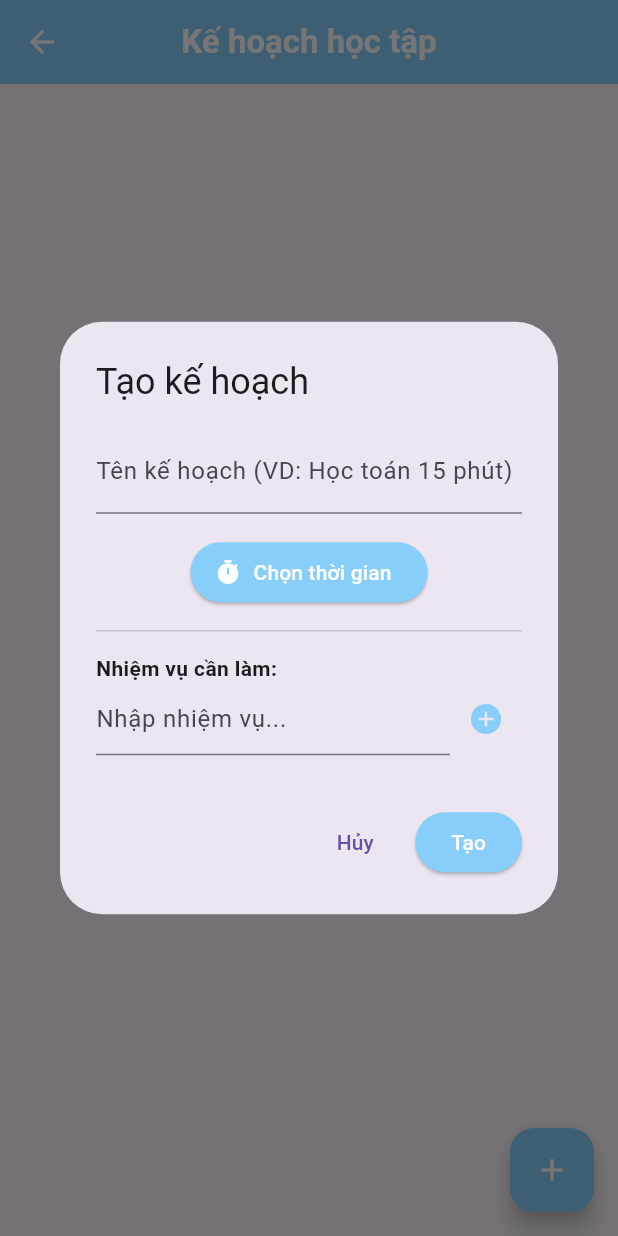
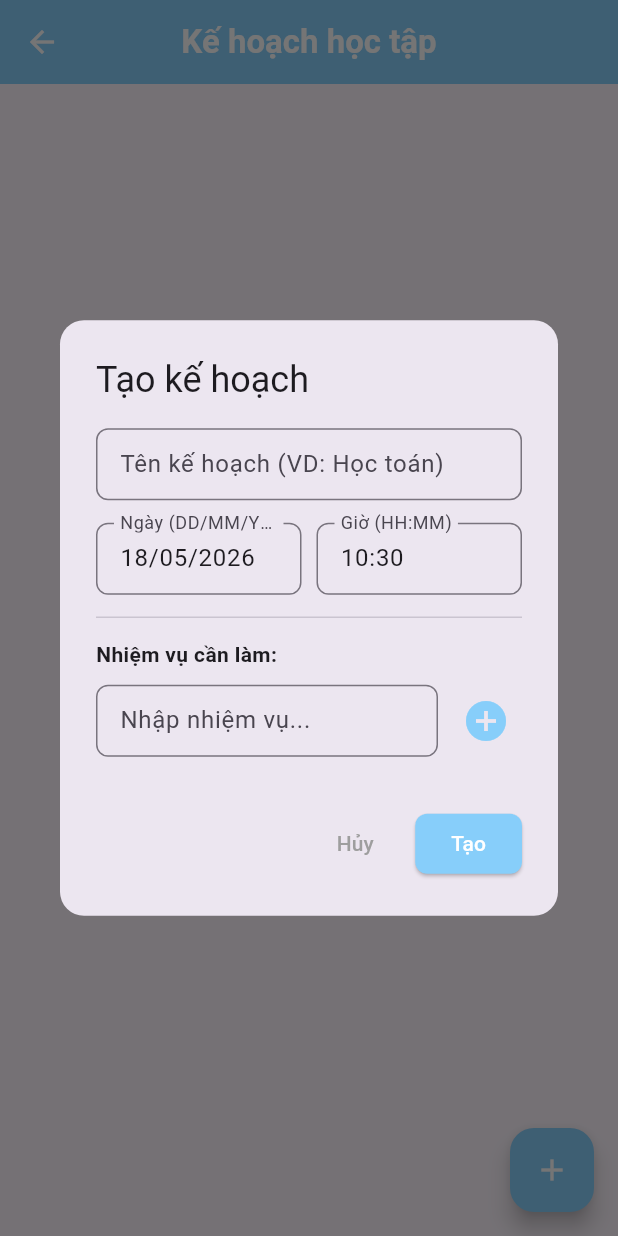
Before and after one commit to ngkyann/ES_Study, a Flutter app: the PlanPage screen opened directly with empty values, after a tap on the "add" icon, on a phone screen of 412 x 824 dp. Run offline on Flutter 3.47's test engine with Material 3 defaults, Android fonts, the phone set to English and light mode, and no system bars; our stand-ins replace audioplayers, cloud_firestore, dio, file_picker, firebase_auth, firebase_core and 9 more; missing offline and left inert: flutter_markdown_latex, flutter_webrtc, gal, markdown; accounts and stored records are empty.

Commit message:
plan update

```diff
--- a/src/lib/screens/plan_page.dart
+++ b/src/lib/screens/plan_page.dart
@@ -78,9 +78,19 @@ class _PlanPageState extends State<PlanPage> {
 
   Future<void> _addPlan() async {
     TextEditingController titleController = TextEditingController();
+    TextEditingController dateController =
+        TextEditingController(); // 🆕 Controller nhập ngày
+    TextEditingController timeController =
+        TextEditingController(); // 🆕 Controller nhập giờ
     TextEditingController taskController = TextEditingController();
-    DateTime? selectedDate;
     List<String> tasks = [];
+
+    // Gợi ý ngày giờ hiện tại cho user dễ nhập
+    DateTime now = DateTime.now();
+    dateController.text =
+        "${now.day.toString().padLeft(2, '0')}/${now.month.toString().padLeft(2, '0')}/${now.year}";
+    timeController.text =
+        "${now.hour.toString().padLeft(2, '0')}:${now.minute.toString().padLeft(2, '0')}";
 
     showDialog(
       context: context,
@@ -91,6 +101,10 @@ class _PlanPageState extends State<PlanPage> {
                 languageNotifier.value == "Tiếng Việt"; // 🔥 LẤY NGÔN NGỮ
 
             return AlertDialog(
+              shape: RoundedRectangleBorder(
+                borderRadius:
+                    BorderRadius.circular(16), // 🆕 Bo góc Dialog cho đẹp
+              ),
               title: Text(isVN ? "Tạo kế hoạch" : "Create Plan"),
               content: SizedBox(
                 width: double.maxFinite,
@@ -102,46 +116,52 @@ class _PlanPageState extends State<PlanPage> {
                         controller: titleController,
                         decoration: InputDecoration(
                           labelText: isVN
-                              ? "Tên kế hoạch (VD: Học toán 15 phút)"
-                              : "Plan name (e.g., Math for 15 mins)",
+                              ? "Tên kế hoạch (VD: Học toán)"
+                              : "Plan name (e.g., Math)",
+                          border: OutlineInputBorder(
+                            borderRadius: BorderRadius.circular(8),
+                          ),
+                          isDense: true,
                         ),
                       ),
                       const SizedBox(height: 15),
-                      ElevatedButton.icon(
-                        style: ElevatedButton.styleFrom(
-                          backgroundColor: primaryColor,
+
+                      // 🆕 Khung nhập Ngày và Giờ
+                      Row(
+                        children: [
+                          Expanded(
+                            child: TextField(
+                              controller: dateController,
+                              keyboardType: TextInputType.datetime,
+                              decoration: InputDecoration(
+                                labelText: isVN
+                                    ? "Ngày (DD/MM/YYYY)"
+                                    : "Date (DD/MM/YYYY)",
+                                hintText: "VD: 25/12/2024",
+                                border: OutlineInputBorder(
+                                  borderRadius: BorderRadius.circular(8),
                                 ),
-                        onPressed: () async {
-                          final date = await showDatePicker(
-                            context: context,
-                            firstDate: DateTime.now(),
-                            lastDate: DateTime(2100),
-                            initialDate: DateTime.now(),
-                          );
-                          if (date == null) return;
-                          final time = await showTimePicker(
-                            context: context,
-                            initialTime: TimeOfDay.now(),
-                          );
-                          if (time == null) return;
-
-                          setDialogState(() {
-                            selectedDate = DateTime(
-                              date.year,
-                              date.month,
-                              date.day,
-                              time.hour,
-                              time.minute,
-                            );
-                          });
-                        },
-                        icon: const Icon(Icons.timer, color: Colors.white),
-                        label: Text(
-                          selectedDate == null
-                              ? (isVN ? "Chọn thời gian" : "Select time")
-                              : "${selectedDate!.hour}:${selectedDate!.minute.toString().padLeft(2, '0')} - ${selectedDate!.day}/${selectedDate!.month}",
-                          style: const TextStyle(color: Colors.white),
+                                isDense: true,
                               ),
+                            ),
+                          ),
+                          const SizedBox(width: 10),
+                          Expanded(
+                            child: TextField(
+                              controller: timeController,
+                              keyboardType: TextInputType.datetime,
+                              decoration: InputDecoration(
+                                labelText:
+                                    isVN ? "Giờ (HH:MM)" : "Time (HH:MM)",
+                                hintText: "VD: 14:30",
+                                border: OutlineInputBorder(
+                                  borderRadius: BorderRadius.circular(8),
+                                ),
+                                isDense: true,
+                              ),
+                            ),
+                          ),
+                        ],
                       ),
                       const Divider(height: 30),
                       Align(
@@ -151,6 +171,7 @@ class _PlanPageState extends State<PlanPage> {
                           style: const TextStyle(fontWeight: FontWeight.bold),
                         ),
                       ),
+                      const SizedBox(height: 10),
                       Row(
                         children: [
                           Expanded(
@@ -159,6 +180,10 @@ class _PlanPageState extends State<PlanPage> {
                               decoration: InputDecoration(
                                 hintText:
                                     isVN ? "Nhập nhiệm vụ..." : "Enter task...",
+                                border: OutlineInputBorder(
+                                  borderRadius: BorderRadius.circular(8),
+                                ),
+                                isDense: true,
                               ),
                               onSubmitted: (_) {
                                 if (taskController.text.trim().isNotEmpty) {
@@ -170,8 +195,10 @@ class _PlanPageState extends State<PlanPage> {
                               },
                             ),
                           ),
+                          const SizedBox(width: 8),
                           IconButton(
-                            icon: Icon(Icons.add_circle, color: primaryColor),
+                            icon: Icon(Icons.add_circle,
+                                color: primaryColor, size: 32),
                             onPressed: () {
                               if (taskController.text.trim().isNotEmpty) {
                                 setDialogState(() {
@@ -185,14 +212,18 @@ class _PlanPageState extends State<PlanPage> {
                       ),
                       const SizedBox(height: 10),
                       if (tasks.isNotEmpty)
-                        ListView.builder(
+                        Container(
+                          decoration: BoxDecoration(
+                            color: Colors.grey.withOpacity(0.1),
+                            borderRadius: BorderRadius.circular(8),
+                          ),
+                          child: ListView.builder(
                             shrinkWrap: true,
                             physics: const NeverScrollableScrollPhysics(),
                             itemCount: tasks.length,
                             itemBuilder: (context, i) {
                               return ListTile(
                                 dense: true,
-                              contentPadding: EdgeInsets.zero,
                                 title: Text("- ${tasks[i]}"),
                                 trailing: IconButton(
                                   icon: const Icon(
@@ -206,6 +237,7 @@ class _PlanPageState extends State<PlanPage> {
                               );
                             },
                           ),
+                        ),
                     ],
                   ),
                 ),
@@ -213,15 +245,19 @@ class _PlanPageState extends State<PlanPage> {
               actions: [
                 TextButton(
                   onPressed: () => Navigator.pop(context),
-                  child: Text(isVN ? "Hủy" : "Cancel"),
+                  child: Text(isVN ? "Hủy" : "Cancel",
+                      style: const TextStyle(color: Colors.grey)),
                 ),
                 ElevatedButton(
                   style: ElevatedButton.styleFrom(
                       backgroundColor: primaryColor,
-                  ),
+                      shape: RoundedRectangleBorder(
+                        borderRadius: BorderRadius.circular(8),
+                      )),
                   onPressed: () async {
                     if (titleController.text.isEmpty ||
-                        selectedDate == null ||
+                        dateController.text.isEmpty ||
+                        timeController.text.isEmpty ||
                         tasks.isEmpty) {
                       ScaffoldMessenger.of(context).showSnackBar(
                         SnackBar(
@@ -233,10 +269,54 @@ class _PlanPageState extends State<PlanPage> {
                       return;
                     }
 
+                    DateTime parsedDate;
+                    try {
+                      // 🆕 Xử lý parse chuỗi ngày (DD/MM/YYYY)
+                      List<String> dateParts =
+                          dateController.text.trim().split('/');
+                      if (dateParts.length != 3) throw Exception();
+                      int day = int.parse(dateParts[0]);
+                      int month = int.parse(dateParts[1]);
+                      int year = int.parse(dateParts[2]);
+
+                      // 🆕 Xử lý parse chuỗi giờ (HH:MM)
+                      List<String> timeParts =
+                          timeController.text.trim().split(':');
+                      if (timeParts.length != 2) throw Exception();
+                      int hour = int.parse(timeParts[0]);
+                      int minute = int.parse(timeParts[1]);
+
+                      if (hour < 0 || hour > 23 || minute < 0 || minute > 59) {
+                        throw Exception();
+                      }
+
+                      parsedDate = DateTime(year, month, day, hour, minute);
+
+                      if (parsedDate.isBefore(DateTime.now())) {
+                        ScaffoldMessenger.of(context).showSnackBar(
+                          SnackBar(
+                            content: Text(isVN
+                                ? "Không thể đặt lịch trong quá khứ!"
+                                : "Cannot set a plan in the past!"),
+                          ),
+                        );
+                        return;
+                      }
+                    } catch (e) {
+                      ScaffoldMessenger.of(context).showSnackBar(
+                        SnackBar(
+                          content: Text(isVN
+                              ? "Định dạng ngày/giờ không hợp lệ!"
+                              : "Invalid date/time format!"),
+                        ),
+                      );
+                      return;
+                    }
+
                     await FirebaseFirestore.instance.collection('plans').add({
                       'userId': widget.userId,
                       'title': titleController.text,
-                      'time': selectedDate,
+                      'time': parsedDate,
                       'tasks': tasks,
                       'completedTasks': List.generate(
                         tasks.length,
@@ -246,7 +326,7 @@ class _PlanPageState extends State<PlanPage> {
 
                     await _scheduleNotification(
                       titleController.text,
-                      selectedDate!,
+                      parsedDate,
                     );
                     if (mounted) Navigator.pop(context);
                   },
@@ -356,7 +436,7 @@ class _PlanPageState extends State<PlanPage> {
                         style: const TextStyle(fontWeight: FontWeight.bold),
                       ),
                       subtitle: Text(
-                        "${time.day}/${time.month}/${time.year} - ${time.hour.toString().padLeft(2, '0')}:${time.minute.toString().padLeft(2, '0')}\n" +
+                        "${time.day.toString().padLeft(2, '0')}/${time.month.toString().padLeft(2, '0')}/${time.year} - ${time.hour.toString().padLeft(2, '0')}:${time.minute.toString().padLeft(2, '0')}\n" +
                             (isVN ? "Tiến độ" : "Progress") +
                             ": $completedCount/${tasksList.length} " +
                             (isVN ? "nhiệm vụ" : "tasks"),
```
Lines whose indentation alone changed are shown as unchanged.
